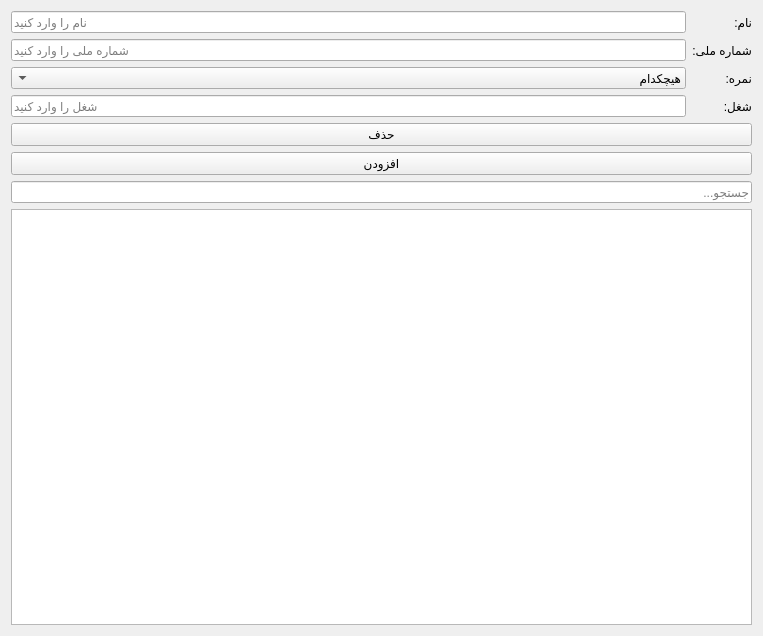
Above: personwidget.ui from mehranj73/loaners before the change. Below: the same form after it.
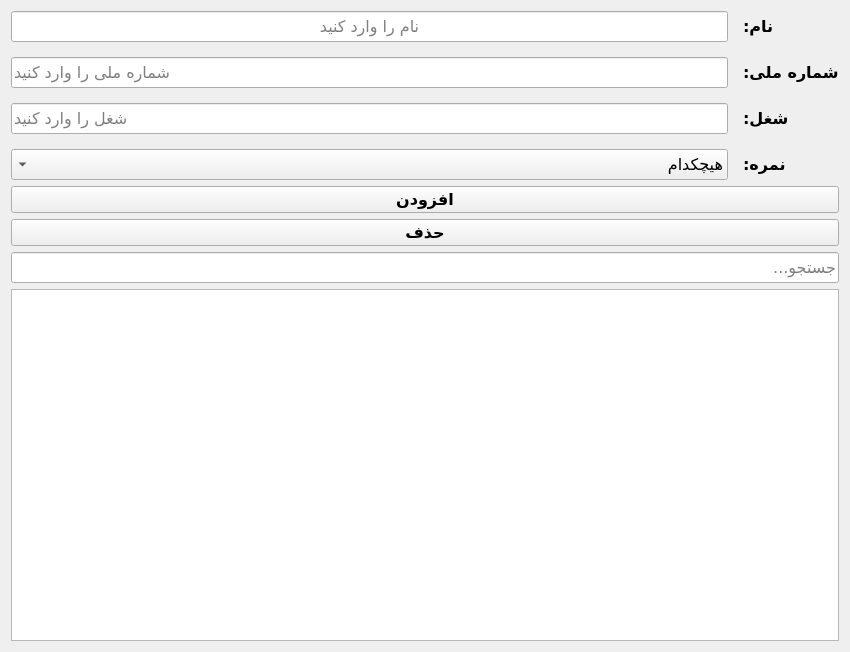
That is the form after the change. Custom widgets are drawn as their Qt base class.

```diff
--- a/personwidget.ui
+++ b/personwidget.ui
@@ -6,8 +6,8 @@
    <rect>
     <x>0</x>
     <y>0</y>
-    <width>763</width>
-    <height>636</height>
+    <width>850</width>
+    <height>652</height>
    </rect>
   </property>
   <property name="windowTitle">
@@ -15,22 +15,54 @@
   </property>
   <layout class="QVBoxLayout" name="verticalLayout">
    <item>
-    <layout class="QGridLayout" name="gridLayout" columnstretch="0,0,0">
+    <layout class="QGridLayout" name="gridLayout">
+     <property name="spacing">
+      <number>15</number>
+     </property>
      <item row="0" column="0">
-      <widget class="QLineEdit" name="nameEdit">
+      <widget class="RtlLineEdit" name="nameEdit">
+       <property name="font">
+        <font>
+         <family>B Nazanin</family>
+         <pointsize>12</pointsize>
+        </font>
+       </property>
        <property name="layoutDirection">
         <enum>Qt::LayoutDirection::LeftToRight</enum>
        </property>
        <property name="alignment">
-        <set>Qt::AlignmentFlag::AlignRight|Qt::AlignmentFlag::AlignTrailing|Qt::AlignmentFlag::AlignVCenter</set>
+        <set>Qt::AlignmentFlag::AlignCenter</set>
        </property>
        <property name="placeholderText">
         <string>نام را وارد کنید</string>
        </property>
       </widget>
      </item>
-     <item row="3" column="0">
+     <item row="0" column="1">
+      <widget class="QLabel" name="nameLabel">
+       <property name="font">
+        <font>
+         <family>B Nazanin</family>
+         <pointsize>12</pointsize>
+         <bold>true</bold>
+        </font>
+       </property>
+       <property name="text">
+        <string>نام:</string>
+       </property>
+       <property name="alignment">
+        <set>Qt::AlignmentFlag::AlignRight|Qt::AlignmentFlag::AlignTrailing|Qt::AlignmentFlag::AlignVCenter</set>
+       </property>
+      </widget>
+     </item>
+     <item row="1" column="0">
       <widget class="QLineEdit" name="ssnEdit">
+       <property name="font">
+        <font>
+         <family>B Nazanin</family>
+         <pointsize>12</pointsize>
+        </font>
+       </property>
        <property name="layoutDirection">
         <enum>Qt::LayoutDirection::RightToLeft</enum>
        </property>
@@ -42,8 +74,67 @@
        </property>
       </widget>
      </item>
-     <item row="4" column="0">
+     <item row="1" column="1">
+      <widget class="QLabel" name="ssnLabel">
+       <property name="font">
+        <font>
+         <family>B Nazanin</family>
+         <pointsize>12</pointsize>
+         <bold>true</bold>
+        </font>
+       </property>
+       <property name="text">
+        <string>شماره ملی:</string>
+       </property>
+       <property name="alignment">
+        <set>Qt::AlignmentFlag::AlignRight|Qt::AlignmentFlag::AlignTrailing|Qt::AlignmentFlag::AlignVCenter</set>
+       </property>
+      </widget>
+     </item>
+     <item row="2" column="0">
+      <widget class="QLineEdit" name="jobEdit">
+       <property name="font">
+        <font>
+         <family>B Nazanin</family>
+         <pointsize>12</pointsize>
+        </font>
+       </property>
+       <property name="layoutDirection">
+        <enum>Qt::LayoutDirection::RightToLeft</enum>
+       </property>
+       <property name="alignment">
+        <set>Qt::AlignmentFlag::AlignRight|Qt::AlignmentFlag::AlignTrailing|Qt::AlignmentFlag::AlignVCenter</set>
+       </property>
+       <property name="placeholderText">
+        <string>شغل را وارد کنید</string>
+       </property>
+      </widget>
+     </item>
+     <item row="2" column="1">
+      <widget class="QLabel" name="jobLabel">
+       <property name="font">
+        <font>
+         <family>B Nazanin</family>
+         <pointsize>12</pointsize>
+         <bold>true</bold>
+        </font>
+       </property>
+       <property name="text">
+        <string>شغل:</string>
+       </property>
+       <property name="alignment">
+        <set>Qt::AlignmentFlag::AlignRight|Qt::AlignmentFlag::AlignTrailing|Qt::AlignmentFlag::AlignVCenter</set>
+       </property>
+      </widget>
+     </item>
+     <item row="3" column="0">
       <widget class="QComboBox" name="scoreCombo">
+       <property name="font">
+        <font>
+         <family>B Nazanin</family>
+         <pointsize>12</pointsize>
+        </font>
+       </property>
        <property name="layoutDirection">
         <enum>Qt::LayoutDirection::RightToLeft</enum>
        </property>
@@ -129,65 +220,61 @@
        </item>
       </widget>
      </item>
-     <item row="0" column="2">
-      <widget class="QLabel" name="nameLabel">
-       <property name="text">
-        <string>نام:</string>
-       </property>
-      </widget>
-     </item>
-     <item row="4" column="2">
+     <item row="3" column="1">
       <widget class="QLabel" name="scoreLabel">
+       <property name="font">
+        <font>
+         <family>B Nazanin</family>
+         <pointsize>12</pointsize>
+         <bold>true</bold>
+        </font>
+       </property>
        <property name="text">
         <string>نمره:</string>
        </property>
-      </widget>
-     </item>
-     <item row="5" column="2">
-      <widget class="QLabel" name="jobLabel">
-       <property name="text">
-        <string>شغل:</string>
-       </property>
-      </widget>
-     </item>
-     <item row="3" column="2">
-      <widget class="QLabel" name="ssnLabel">
-       <property name="text">
-        <string>شماره ملی:</string>
-       </property>
-      </widget>
-     </item>
-     <item row="5" column="0">
-      <widget class="QLineEdit" name="jobEdit">
-       <property name="layoutDirection">
-        <enum>Qt::LayoutDirection::RightToLeft</enum>
-       </property>
        <property name="alignment">
         <set>Qt::AlignmentFlag::AlignRight|Qt::AlignmentFlag::AlignTrailing|Qt::AlignmentFlag::AlignVCenter</set>
        </property>
-       <property name="placeholderText">
-        <string>شغل را وارد کنید</string>
-       </property>
       </widget>
      </item>
     </layout>
    </item>
-   <item>
-    <widget class="QPushButton" name="deleteButton">
-     <property name="text">
-      <string>حذف</string>
-     </property>
-    </widget>
-   </item>
    <item>
     <widget class="QPushButton" name="addButton">
+     <property name="font">
+      <font>
+       <family>B Nazanin</family>
+       <pointsize>12</pointsize>
+       <bold>true</bold>
+      </font>
+     </property>
      <property name="text">
       <string>افزودن</string>
      </property>
     </widget>
    </item>
+   <item>
+    <widget class="QPushButton" name="deleteButton">
+     <property name="font">
+      <font>
+       <family>B Nazanin</family>
+       <pointsize>12</pointsize>
+       <bold>true</bold>
+      </font>
+     </property>
+     <property name="text">
+      <string>حذف</string>
+     </property>
+    </widget>
+   </item>
    <item>
     <widget class="QLineEdit" name="searchEdit">
+     <property name="font">
+      <font>
+       <family>B Nazanin</family>
+       <pointsize>12</pointsize>
+      </font>
+     </property>
      <property name="layoutDirection">
       <enum>Qt::LayoutDirection::RightToLeft</enum>
      </property>
@@ -197,10 +284,36 @@
     </widget>
    </item>
    <item>
-    <widget class="QTableView" name="tableView"/>
+    <widget class="QTableView" name="tableView">
+     <property name="font">
+      <font>
+       <family>B Nazanin</family>
+       <pointsize>12</pointsize>
+      </font>
+     </property>
+     <property name="alternatingRowColors">
+      <bool>true</bool>
+     </property>
+     <property name="selectionMode">
+      <enum>QAbstractItemView::SelectionMode::SingleSelection</enum>
+     </property>
+     <property name="selectionBehavior">
+      <enum>QAbstractItemView::SelectionBehavior::SelectRows</enum>
+     </property>
+     <property name="sortingEnabled">
+      <bool>true</bool>
+     </property>
+    </widget>
    </item>
   </layout>
  </widget>
+ <customwidgets>
+  <customwidget>
+   <class>RtlLineEdit</class>
+   <extends>QLineEdit</extends>
+   <header>rtllineedit.h</header>
+  </customwidget>
+ </customwidgets>
  <resources/>
  <connections/>
 </ui>
```
